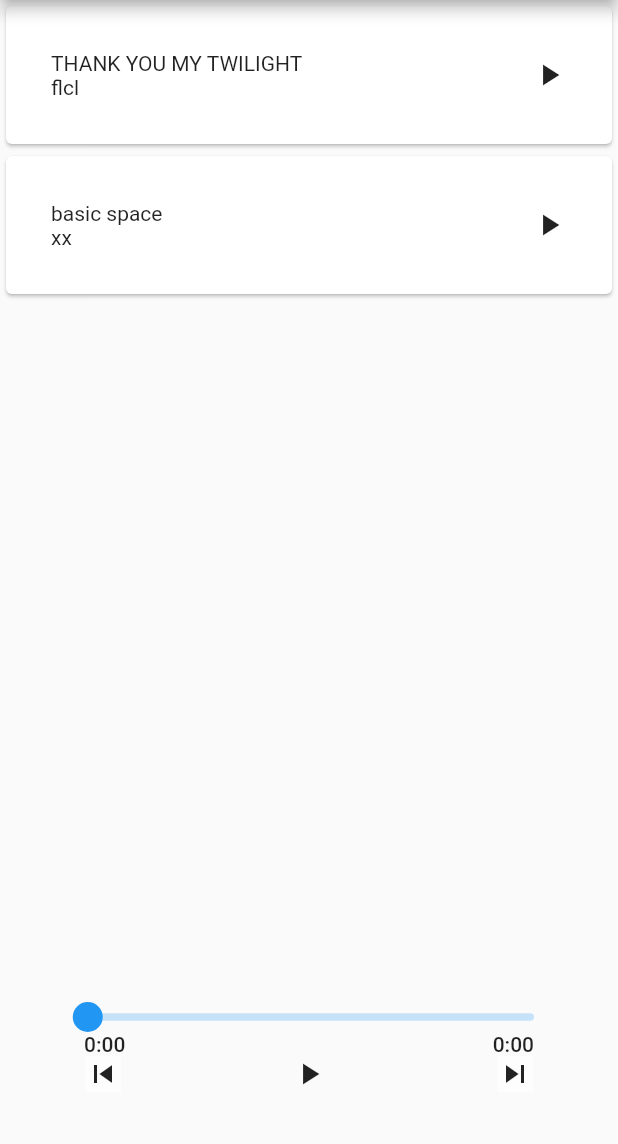
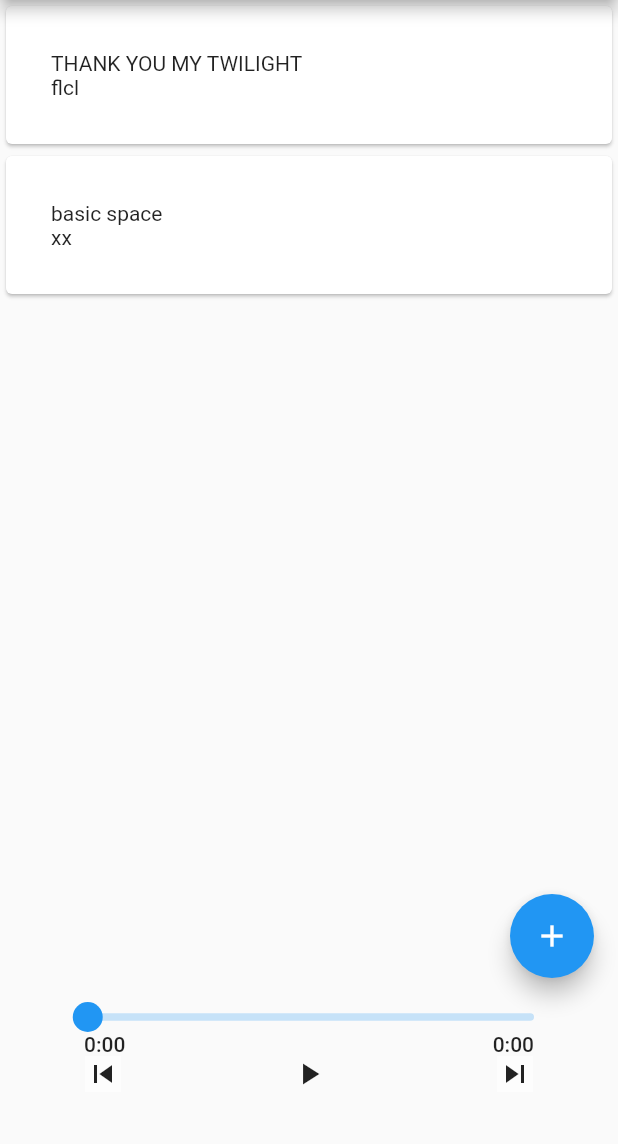
Before and after one commit to deargosep/flutter_player, a Flutter app: the screen it shows after launch, after a tap on the "play arrow" icon, on a phone screen of 412 x 824 dp, the part 84-1228 px from its top. Run offline on Flutter 3.47's test engine with Material 2 defaults, Android fonts, the phone set to English and light mode, and no system bars; drawn by our look-alikes of audio_video_progress_bar; our stand-ins replace file_picker, just_audio, just_audio_background; missing offline and left inert: audio_session.

Commit message:
notifications, seeking between songs in a list

```diff
--- a/lib/list.dart
+++ b/lib/list.dart
@@ -28,12 +28,57 @@ class MusicList extends StatefulWidget {
 class _MusicListState extends State<MusicList> {
   @override
   Widget build(BuildContext context) {
+    void _dismissDialog() {
+      Navigator.pop(context);
+    }
+
+    void _showMaterialDialog() {
+      showDialog(
+          context: context,
+          builder: (context) {
+            return AlertDialog(
+              title: Text('Add a track'),
+              content: Column(
+                children: [Text("Want to add a track to your playlist?")],
+              ),
+              actions: <Widget>[
+                TextButton(
+                    onPressed: () {
+                      _dismissDialog();
+                    },
+                    child: Text('No')),
+                TextButton(
+                  onPressed: () {
+                    print('HelloWorld!');
+                    _dismissDialog();
+                  },
+                  child: Text('Yes'),
+                ),
+                TextButton(
+                  onPressed: () {
+                    _dismissDialog();
+                  },
+                  child: Text('Add by URL'),
+                )
+              ],
+            );
+          });
+    }
+
     return Expanded(
-      child: ListView.builder(
-          itemCount: context.read<PlayState>().tracks.length,
-          itemBuilder: (BuildContext, int index) {
-            return Track(index: index);
-          }),
+      child: Scaffold(
+        floatingActionButton: FloatingActionButton(
+          onPressed: () {
+            _showMaterialDialog();
+          },
+          child: Icon(Icons.add),
+        ),
+        body: ListView.builder(
+            itemCount: context.read<PlayState>().tracks.length,
+            itemBuilder: (BuildContext, int index) {
+              return Track(index: index);
+            }),
+      ),
     );
   }
 }
@@ -47,34 +92,43 @@ class Track extends StatefulWidget {
 }
 
 class _TrackState extends State<Track> {
-  var isPlaying = false;
+  bool isPlaying = false;
   @override
   Widget build(BuildContext context) {
+    var sequence = context.read<PlayState>().audioPlayer.sequenceState;
     final playingStream = context.read<PlayState>().audioPlayer.playingStream;
     playingStream.listen((event) {
       setState(() {
-        if (context.read<PlayState>().tracks[widget.index]["title"]! ==
-                context
-                    .read<PlayState>()
-                    .audioPlayer
-                    .sequenceState
-                    ?.currentSource
-                    ?.tag
-                    .title! &&
-            event)
+        if (sequence?.currentSource?.tag.id! ==
+            context.read<PlayState>().tracks[widget.index]["assetOrUrl"]!)
           isPlaying = true;
         else
           isPlaying = false;
       });
     });
+    void _onTap() async {
+      // context.read<PlayState>().play(
+      //   context.read<PlayState>().tracks[widget.index]["assetOrUrl"]!,
+      //   true,
+      // );
+      // print("index:${widget.index}");
+      // print(
+      //     "currentIndex: ${context.read<PlayState>().audioPlayer.sequenceState?.currentIndex}");
+      int? currentIndex = sequence?.currentIndex as int;
+      context.read<PlayState>().audioPlayer.pause();
+      await context
+          .read<PlayState>()
+          .audioPlayer
+          .seek(Duration.zero, index: widget.index);
+      // print(sequence?.currentSource?.tag);
+      context.read<PlayState>().audioPlayer.play();
+    }
+
+    // print(context.read<PlayState>().audioPlayer.sequenceState?.currentIndex);
+
     return Card(
         child: InkWell(
-      onTap: () {
-        context.read<PlayState>().play(
-              context.read<PlayState>().tracks[widget.index]["assetOrUrl"]!,
-              true,
-            );
-      },
+      onTap: _onTap,
       child: Container(
           padding: const EdgeInsets.all(30.0),
           child: Row(
@@ -89,9 +143,7 @@ class _TrackState extends State<Track> {
                 ],
                 crossAxisAlignment: CrossAxisAlignment.start,
               ),
-              isPlaying
-                  ? const Icon(Icons.pause)
-                  : const Icon(Icons.play_arrow),
+              isPlaying ? const Icon(Icons.play_arrow) : Container(),
             ],
           )),
     ));
--- a/lib/player.dart
+++ b/lib/player.dart
@@ -28,10 +28,13 @@ class _PlayerState extends State<Player> {
       context.read<PlayState>().audioPlayer.seekToPrevious();
     }
 
-    void _onPlay() {
-      context
-          .read<PlayState>()
-          .play(context.read<PlayState>().currentAudio, false);
+    void _onPlay() async {
+      // if (context.read<PlayState>().audioPlayer.playing) {
+      await context.read<PlayState>().audioPlayer.play();
+      // } else {
+      await context.read<PlayState>().audioPlayer.pause();
+      // }
+      // .play(context.read<PlayState>().currentAudio, false);
     }
 
     void _onNext() {
--- a/lib/seeker.dart
+++ b/lib/seeker.dart
@@ -27,7 +27,7 @@ class _SeekerState extends State<Seeker> {
     });
     durationStream.listen((event) {
       setState(() {
-        duration = event!.inSeconds;
+        duration = event?.inSeconds ?? 0;
       });
     });
     bufferedStream.listen((event) {
@@ -41,14 +41,14 @@ class _SeekerState extends State<Seeker> {
           progress: Duration(seconds: position ?? 0),
           // context.read<PlayState>().audioPlayer.positionStream
           total: Duration(seconds: duration ?? 0),
-          onSeek: context.read<PlayState>().playing
-              ? (value) {
-                  context
-                      .read<PlayState>()
-                      .audioPlayer
-                      .seek(Duration(seconds: value.inSeconds));
-                }
-              : null,
+          onSeek: (value) {
+            if (context.read<PlayState>().playing) {
+              context
+                  .read<PlayState>()
+                  .audioPlayer
+                  .seek(Duration(seconds: value.inSeconds));
+            }
+          },
           buffered: Duration(seconds: buffered ?? 0),
         ));
   }
--- a/lib/state.dart
+++ b/lib/state.dart
@@ -20,8 +20,9 @@ class PlayState with ChangeNotifier {
   String _currentAudio = "";
   String _currentTitle = "";
   int _lastPosition = 0;
+  late ConcatenatingAudioSource _playlist;
   var audioPlayer = AudioPlayer();
-  late ConcatenatingAudioSource _playlist;
+  ConcatenatingAudioSource get playlist => _playlist;
   bool get hasNext => audioPlayer.hasNext;
   bool get hasPrev => audioPlayer.hasPrevious;
   bool get playing => audioPlayer.playerState.playing;
@@ -91,13 +92,12 @@ class PlayState with ChangeNotifier {
       return ClippingAudioSource(
           child: AudioSource.uri(Uri.parse(el["assetOrUrl"]!)),
           tag: MediaItem(
-            id: el["assetOrUrl"]!,
-            // album: "Science Friday",
-            title: el["title"]!,
-            // artUri: Uri.parse(
-            //     "https://media.wnyc.org/i/1400/1400/l/80/1/ScienceFriday_WNYCStudios_1400.jpg"),
-          ));
+              id: el["assetOrUrl"]!,
+              title: el["title"]!,
+              displayTitle: el["title"]!,
+              displaySubtitle: el["author"]!));
     }).toList());
+
     // audioPlayer.sequenceStream.listen((event) {
     // print(audioPlayer.sequence?.first.tag);
     // print(audioPlayer.sequenceState?.effectiveSequence.first.sequence);
--- a/pubspec.yaml
+++ b/pubspec.yaml
@@ -39,6 +39,7 @@ dependencies:
   audio_video_progress_bar: ^0.10.0
   audio_session: ^0.1.6+1
   just_audio_background: ^0.0.1-beta.2
+  file_picker: ^4.2.7
 
 dev_dependencies:
   flutter_test:
```
Also changed, not shown: lib/add_track.dart (added, +12 -0 lines), pubspec.lock, 1 other file.
